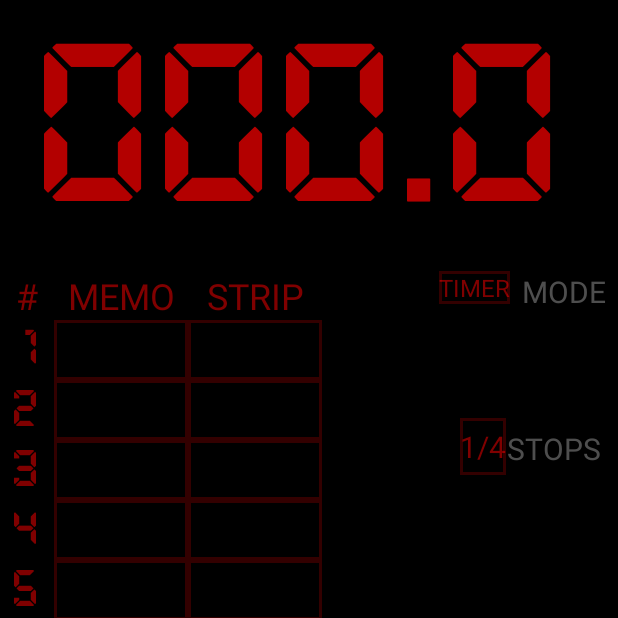
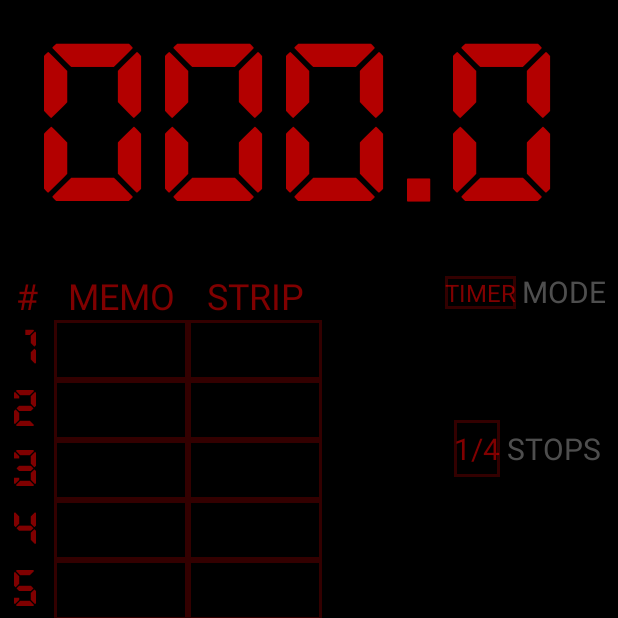
Before and after one commit to visogonzalez/DisparaTimer, an Android app: the screen it shows after launch (MainActivity), on a phone screen of 412 x 824 dp, the top half of it. Run offline under Robolectric (Android 15) with nearby library versions, the phone set to English and light mode, and no system bars; our stand-ins replace data binding.

Commit message:
- BUG: Con +/- el tiempo "000.0" se incrementaba. - Pepqueños arreglos de UI.

```diff
--- a/app/src/main/java/com/ebookfrenzy/disparafilmtimer/MainActivity.java
+++ b/app/src/main/java/com/ebookfrenzy/disparafilmtimer/MainActivity.java
@@ -690,7 +690,7 @@ public class MainActivity extends AppCompatActivity {
         String increme="";
 
         double ex = cent * 100 + dece * 10 + unid + (double) deci / 10;
-
+        if (!binding.time.getText().toString().equals(getString(R.string._000_0))) {
             if (k != paso) {
                 time0 = cent * 100000L + dece * 10000L + unid * 1000L + deci * 100L;
                 paso = k;
@@ -699,15 +699,16 @@ public class MainActivity extends AppCompatActivity {
             incre = incre + 1;
 
             if (incre > 0) increme = "+" + incre + "/" + stopsi[k];
-        else if(incre <0) increme = incre + "/" + stopsi[k];
+            else if (incre < 0) increme = incre + "/" + stopsi[k];
 
             binding.baseTime.setText(String.format(Locale.US, "%05.1f", (double) time0 / 1000) + " " + increme);
 
 
             double incr = (double) 1 / stopsi[k];
             ex = ex * Math.pow(2, incr);
-        timei=(long) ((Math.round(ex * 10d) / 10d)*1000);
+            timei = (long) ((Math.round(ex * 10d) / 10d) * 1000);
             binding.time.setText(String.format(Locale.US, "%05.1f", ex));
+        }
     }
 
     public void dowTimer(View view) {
--- a/app/src/main/res/layout/activity_main.xml
+++ b/app/src/main/res/layout/activity_main.xml
@@ -578,7 +578,7 @@
             android:id="@+id/numstrips"
             android:layout_width="32dp"
             android:layout_height="38dp"
-            android:layout_marginTop="22dp"
+            android:layout_marginTop="20dp"
             android:gravity="center"
             android:onClick="stripClick"
             android:text="@string/_2"
@@ -620,6 +620,7 @@
             android:layout_width="wrap_content"
             android:layout_height="38dp"
             android:layout_marginTop="16dp"
+            android:layout_marginEnd="4dp"
             android:background="@drawable/shape"
             android:gravity="center"
             android:onClick="stopClick"
@@ -692,8 +693,8 @@
             android:id="@+id/nmode"
             android:layout_width="wrap_content"
             android:layout_height="wrap_content"
-            android:layout_marginTop="16dp"
-            android:layout_marginEnd="8dp"
+            android:layout_marginTop="19dp"
+            android:layout_marginEnd="4dp"
             android:background="@drawable/shape"
             android:onClick="modeClick"
             android:text="@string/timer"
```
Also changed, not shown: 2 other files. Lines whose indentation alone changed are shown as unchanged.
